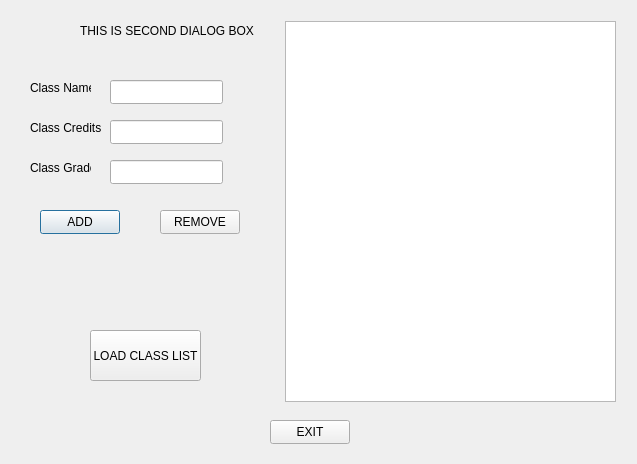
Qt form secdialog.ui (jsoncodez/qtlogin) before a commit.
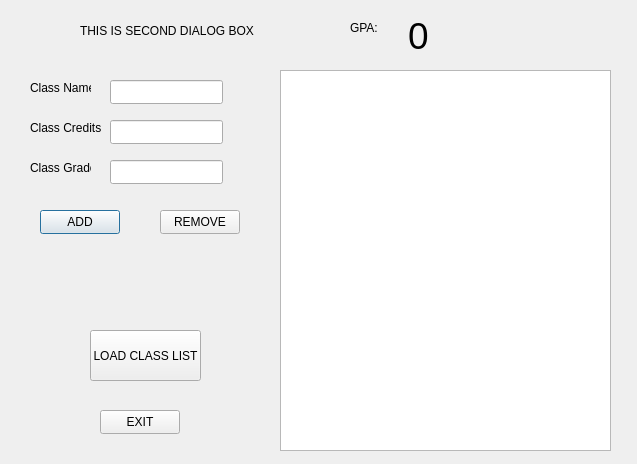
The same form after that commit.

Diff of the .ui file:
```diff
--- a/secdialog.ui
+++ b/secdialog.ui
@@ -55,8 +55,8 @@
   <widget class="QPushButton" name="pushButton_exit">
    <property name="geometry">
     <rect>
-     <x>270</x>
-     <y>420</y>
+     <x>100</x>
+     <y>410</y>
      <width>80</width>
      <height>24</height>
     </rect>
@@ -137,8 +137,8 @@
   <widget class="QTableView" name="tableView_classList">
    <property name="geometry">
     <rect>
-     <x>285</x>
-     <y>21</y>
+     <x>280</x>
+     <y>70</y>
      <width>331</width>
      <height>381</height>
     </rect>
@@ -157,6 +157,37 @@
     <string>LOAD CLASS LIST</string>
    </property>
   </widget>
+  <widget class="QLabel" name="label_5">
+   <property name="geometry">
+    <rect>
+     <x>350</x>
+     <y>20</y>
+     <width>49</width>
+     <height>16</height>
+    </rect>
+   </property>
+   <property name="text">
+    <string>GPA:</string>
+   </property>
+  </widget>
+  <widget class="QLabel" name="label_GPA">
+   <property name="geometry">
+    <rect>
+     <x>408</x>
+     <y>10</y>
+     <width>81</width>
+     <height>51</height>
+    </rect>
+   </property>
+   <property name="font">
+    <font>
+     <pointsize>28</pointsize>
+    </font>
+   </property>
+   <property name="text">
+    <string>0</string>
+   </property>
+  </widget>
  </widget>
  <tabstops>
   <tabstop>lineEdit_className</tabstop>
```
